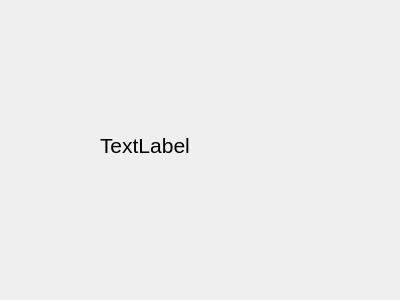
The window that src/app/ui/revisiontable.ui (PLLUG/sourceline) describes before a commit, drawn with Qt 5.
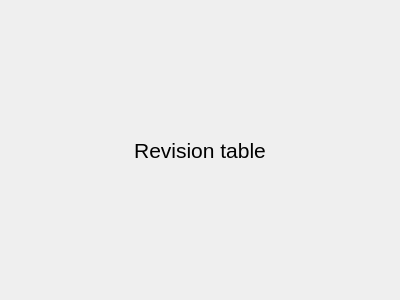
The same window after the commit.

Commit message: deleted some files from revision tree, added c++11

Diff of the .ui file:
```diff
--- a/src/app/ui/revisiontable.ui
+++ b/src/app/ui/revisiontable.ui
@@ -13,24 +13,23 @@
   <property name="windowTitle">
    <string>Revision Table</string>
   </property>
+  <layout class="QVBoxLayout" name="verticalLayout">
+   <item>
   <widget class="QLabel" name="label">
-   <property name="geometry">
-    <rect>
-     <x>100</x>
-     <y>110</y>
-     <width>181</width>
-     <height>71</height>
-    </rect>
-   </property>
    <property name="font">
     <font>
      <pointsize>16</pointsize>
     </font>
    </property>
    <property name="text">
-    <string>TextLabel</string>
-   </property>
-  </widget>
+      <string>Revision table</string>
+     </property>
+     <property name="alignment">
+      <set>Qt::AlignCenter</set>
+     </property>
+    </widget>
+   </item>
+  </layout>
  </widget>
  <resources/>
  <connections/>
```
Lines whose indentation alone changed are shown as unchanged. The commit also changes 37 other files.
